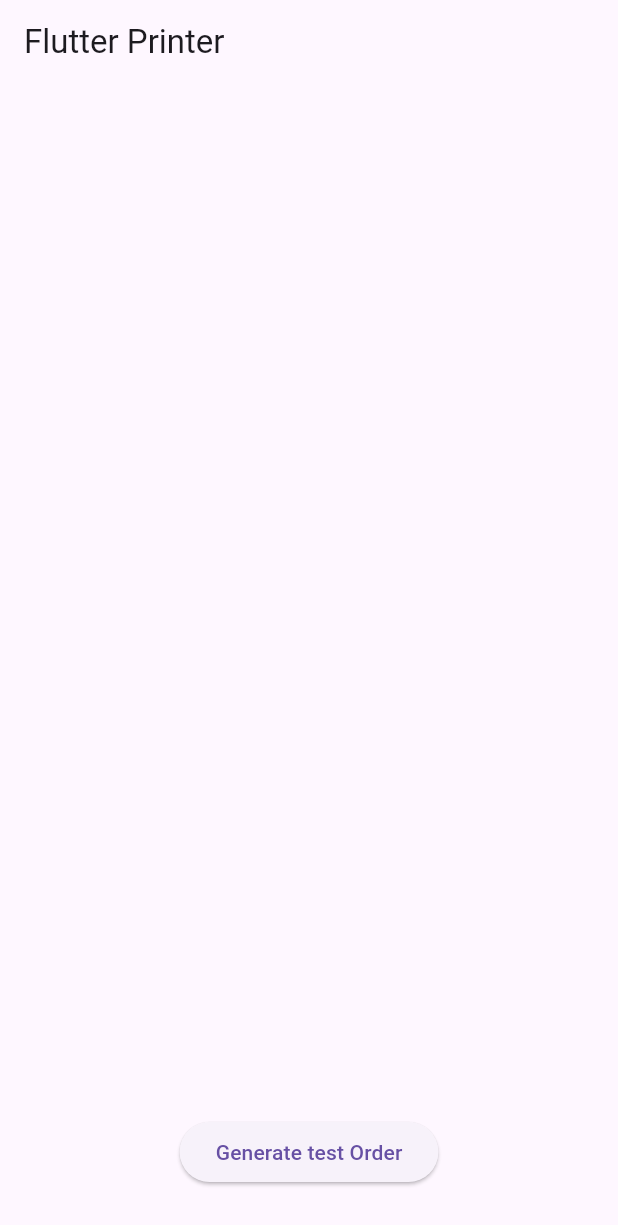
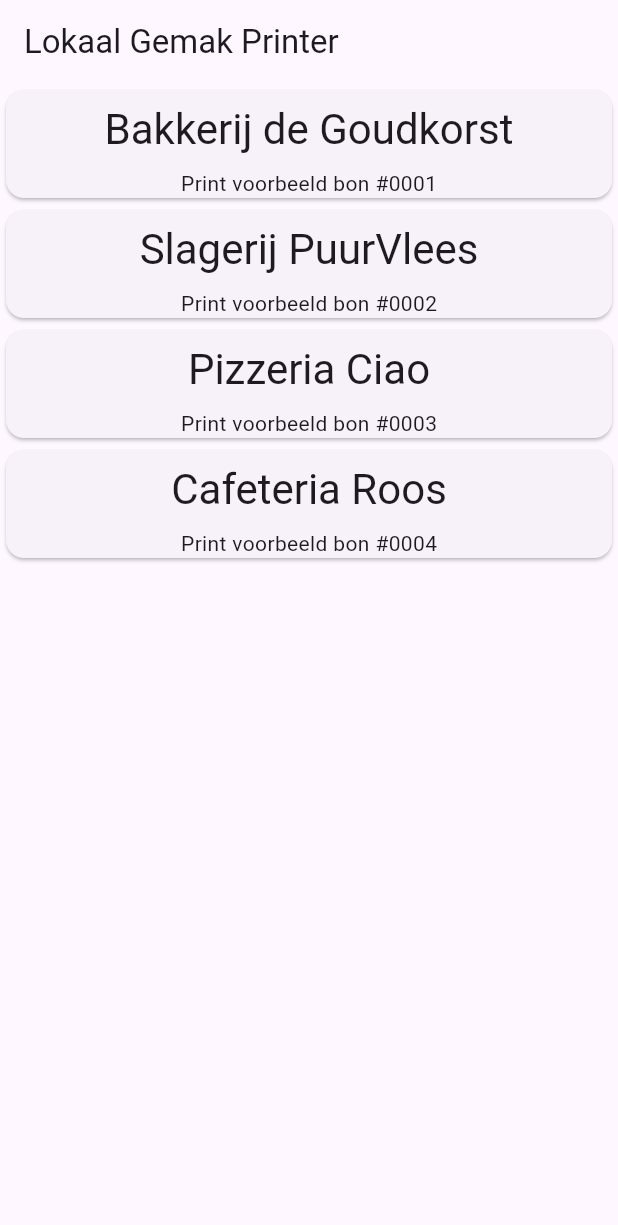
Before and after one commit to Iconica-Development/flutter_thermal_printer, a Flutter app: the screen it shows after launch, on a phone screen of 412 x 824 dp. Shown: the top 1225 px of the screen. Run offline on Flutter 3.47's test engine with Material 3 defaults, Android fonts, the phone set to English and light mode, and no system bars; our stand-ins replace permission_handler; missing offline and left inert: pair.

Commit message:
feat(demo): add demo functionality

```diff
--- a/example/lib/src/models/order_info.dart
+++ b/example/lib/src/models/order_info.dart
@@ -2,6 +2,7 @@ import "package:flutter_thermal_printer_example/src/models/product_info.dart";
 
 class OrderInfo {
   OrderInfo({
+    required this.shopName,
     required this.orderId,
     required this.products,
   }) {
@@ -12,12 +13,14 @@ class OrderInfo {
   }
 
   factory OrderInfo.fromJson(Map<String, dynamic> json) => OrderInfo(
+        shopName: json["shopName"] as String,
         orderId: json["orderId"] as String,
         products: (json["products"] as List)
             .map((e) => ProductInfo.fromJson(e as Map<String, dynamic>))
             .toList(),
       );
 
+  final String shopName;
   final String orderId;
   final List<ProductInfo> products;
   late final double totalAmount;
--- a/example/lib/src/printer_app.dart
+++ b/example/lib/src/printer_app.dart
@@ -8,7 +8,7 @@ class PrinterApp extends StatelessWidget {
   MaterialApp build(BuildContext context) => MaterialApp(
         home: Scaffold(
           appBar: AppBar(
-            title: const Text("Flutter Printer"),
+            title: const Text("Lokaal Gemak Printer"),
           ),
           body: const Homepage(),
         ),
--- a/example/lib/src/services/order_generator.dart
+++ b/example/lib/src/services/order_generator.dart
@@ -1,23 +1,93 @@
-import "dart:math";
-
 import "package:flutter_thermal_printer/flutter_thermal_printer.dart";
 import "package:flutter_thermal_printer_example/src/models/order_info.dart";
 import "package:flutter_thermal_printer_example/src/models/product_info.dart";
 
-/// Generates a random order information.
-///
-/// Returns an [OrderInfo] object containing randomly
-/// generated order information.
-OrderInfo generateRandomOrderInfo() => OrderInfo(
-      orderId: Random().nextInt(1000).toString(),
-      products: List.generate(
-        Random().nextInt(5) + 1,
-        (index) => ProductInfo(
-          name: "Product $index",
-          quantity: Random().nextInt(5) + 1,
-          price: Random().nextDouble() * 100,
+OrderInfo generateBakeryOrder() => OrderInfo(
+      shopName: "Bakkerij de Goudkorst",
+      orderId: "#0001",
+      products: [
+        const ProductInfo(
+          name: "Appelflap",
+          quantity: 2,
+          price: 1.50,
         ),
-      ),
+        const ProductInfo(
+          name: "Krentenbol",
+          quantity: 3,
+          price: 0.75,
+        ),
+        const ProductInfo(
+          name: "Croissant",
+          quantity: 1,
+          price: 1.25,
+        ),
+      ],
+    );
+
+OrderInfo generateButcherOrder() => OrderInfo(
+      shopName: "Slagerij PuurVlees",
+      orderId: "#0002",
+      products: [
+        const ProductInfo(
+          name: "Rundergehakt",
+          quantity: 1,
+          price: 3.50,
+        ),
+        const ProductInfo(
+          name: "Kipfilet",
+          quantity: 2,
+          price: 2.75,
+        ),
+        const ProductInfo(
+          name: "Varkenshaas",
+          quantity: 1,
+          price: 4.25,
+        ),
+      ],
+    );
+
+OrderInfo generatePizzeriaOrder() => OrderInfo(
+      shopName: "Pizzeria Ciao",
+      orderId: "#0003",
+      products: [
+        const ProductInfo(
+          name: "Pizza Margherita",
+          quantity: 1,
+          price: 6.50,
+        ),
+        const ProductInfo(
+          name: "Pizza Pepperoni",
+          quantity: 3,
+          price: 7.25,
+        ),
+        const ProductInfo(
+          name: "Spaghetti Bolognese",
+          quantity: 1,
+          price: 2.99,
+        ),
+      ],
+    );
+
+OrderInfo generateSnackbarOrder() => OrderInfo(
+      shopName: "Cafeteria Roos",
+      orderId: "#0004",
+      products: [
+        const ProductInfo(
+          name: "Frietje met",
+          quantity: 2,
+          price: 2.99,
+        ),
+        const ProductInfo(
+          name: "Kroket",
+          quantity: 3,
+          price: 1.50,
+        ),
+        const ProductInfo(
+          name: "Kaassouffle",
+          quantity: 1,
+          price: 2.25,
+        ),
+      ],
     );
 
 /// Generates a random print job request.
@@ -26,7 +96,7 @@ OrderInfo generateRandomOrderInfo() => OrderInfo(
 /// generated order information.
 PrintJobRequest generatePrintJobRequest(OrderInfo orderInfo) => PrintJobRequest(
       receiptDTO: ReceiptBuilder()
-          .addText("Bedankt voor je bestelling bij Bakkerij de Goudkorst!")
+          .addText("Bedankt voor je bestelling bij ${orderInfo.shopName}!")
           .addSpacing(20)
           .addText("Je bestellingen:")
           .addSpacing(20)
@@ -60,5 +130,6 @@ PrintJobRequest generatePrintJobRequest(OrderInfo orderInfo) => PrintJobRequest(
         // Add any order metadata that you want to use in your own app.
         ..set("OrderInfo", orderInfo)
         ..set("OrderId", orderInfo.orderId)
-        ..set("OrderDate", DateTime.now()),
+        ..set("OrderDate", DateTime.now())
+        ..set("ShopName", orderInfo.shopName),
     );
--- a/example/lib/src/ui/screens/homepage.dart
+++ b/example/lib/src/ui/screens/homepage.dart
@@ -5,7 +5,7 @@ import "package:flutter_thermal_printer/flutter_thermal_printer.dart";
 import "package:flutter_thermal_printer_example/src/services/bluetooth_permission_service.dart";
 import "package:flutter_thermal_printer_example/src/services/order_generator.dart";
 import "package:flutter_thermal_printer_example/src/ui/screens/notification_page.dart";
-import "package:flutter_thermal_printer_example/src/ui/widgets/print_order.dart";
+import "package:flutter_thermal_printer_example/src/ui/widgets/order_card.dart";
 import "package:permission_handler/permission_handler.dart";
 
 class Homepage extends StatefulWidget {
@@ -16,77 +16,81 @@ class Homepage extends StatefulWidget {
 }
 
 class _HomepageState extends State<Homepage> {
-  final ListModel _listNotifier = ListModel();
+  final bakeryOrder = generatePrintJobRequest(generateBakeryOrder());
 
-  var _showBluetoothMessage = false;
+  final butcherOrder = generatePrintJobRequest(generateButcherOrder());
 
-  Future<void> _generateOrder(BuildContext context) async {
-    var result = await requestBluetoothPermission();
+  final pizzeriaOrder = generatePrintJobRequest(generatePizzeriaOrder());
 
-    if (result != PermissionStatus.granted) {
-      setState(() {
-        _showBluetoothMessage = true;
-      });
-      return;
-    }
+  final snackbarOrder = generatePrintJobRequest(generateSnackbarOrder());
 
-    var orderInfo = generateRandomOrderInfo();
-    var randomOrder = generatePrintJobRequest(orderInfo);
-
-    _listNotifier.add(await Printer.instance.executePrint(randomOrder));
-  }
+  var _isPrinting = true;
 
   @override
   Widget build(BuildContext context) {
-    WidgetsBinding.instance.addPostFrameCallback((_) async {
+    Future.microtask(() async {
       var result = await requestBluetoothPermission();
 
       if (result.isGranted) {
         await Future.delayed(const Duration(seconds: 1));
-        unawaited(Printer.instance.getPrinter());
+        await Printer.instance.getPrinter();
       }
+
+      setState(() {
+        _isPrinting = false;
+      });
     });
 
+    Future<void> _buildReceipt(PrintJobRequest printJobRequest) async {
+      setState(() {
+        _isPrinting = true;
+      });
+      await Future.delayed(const Duration(seconds: 1));
+      await Printer.instance.executePrint(bakeryOrder);
+      await Future.delayed(const Duration(seconds: 10));
+      setState(() {
+        _isPrinting = false;
+      });
+    }
+
     return Center(
-      child: Column(
+      child: _isPrinting
+          ? Container(
+              width: 24,
+              height: 24,
+              padding: const EdgeInsets.all(2.0),
+              child: const CircularProgressIndicator(
+                color: Colors.black,
+                strokeWidth: 3,
+              ),
+            )
+          : Column(
               children: [
-          Expanded(
-            child: ListenableBuilder(
-              listenable: _listNotifier,
-              builder: (BuildContext context, Widget? child) {
-                var results = _listNotifier.items;
-
-                return ListView.builder(
-                  itemCount: results.length,
-                  itemBuilder: (context, index) {
-                    results.sort(
-                      (a, b) => (a.orderMetadata.get("OrderDate") as DateTime)
-                          .compareTo(
-                        b.orderMetadata.get("OrderDate") as DateTime,
+                InkWell(
+                  onTap: () async {
+                    await _buildReceipt(bakeryOrder);
+                  },
+                  child: OrderCard(order: bakeryOrder),
                 ),
-                    );
-                    return PrintOrder(order: results[index]);
+                InkWell(
+                  onTap: () async {
+                    await _buildReceipt(butcherOrder);
                   },
-                );
+                  child: OrderCard(order: butcherOrder),
+                ),
+                InkWell(
+                  onTap: () async {
+                    await _buildReceipt(pizzeriaOrder);
                   },
+                  child: OrderCard(order: pizzeriaOrder),
                 ),
-          ),
-          Padding(
-            padding: const EdgeInsets.only(bottom: 32.0, top: 12),
-            child: ElevatedButton(
-              onPressed: () {
-                unawaited(_generateOrder(context));
+                InkWell(
+                  onTap: () async {
+                    await _buildReceipt(snackbarOrder);
                   },
-              child: const Text("Generate test Order"),
-            ),
+                  child: OrderCard(order: snackbarOrder),
                 ),
                 const NotificationPage(),
-          if (_showBluetoothMessage)
-            const Text(
-              """
-Please enable Bluetooth and Location permissions to use the printer""",
-              style: TextStyle(color: Colors.red),
-            ),
               ],
             ),
     );
--- /dev/null
+++ b/example/lib/src/ui/widgets/order_card.dart
@@ -0,0 +1,30 @@
+import "package:flutter/material.dart";
+import "package:flutter_thermal_printer/flutter_thermal_printer.dart";
+
+class OrderCard extends StatelessWidget {
+  const OrderCard({
+    required this.order,
+    super.key,
+  });
+
+  final PrintJobRequest order;
+
+  @override
+  Widget build(BuildContext context) => SizedBox(
+        width: double.infinity,
+        child: Card(
+          child: Column(
+            children: [
+              Padding(
+                padding: const EdgeInsets.all(8.0),
+                child: Text(
+                  order.orderMetadata.get("ShopName"),
+                  style: Theme.of(context).textTheme.headlineMedium,
+                ),
+              ),
+              Text("Print voorbeeld bon ${order.orderMetadata.get("OrderId")}"),
+            ],
+          ),
+        ),
+      );
+}
--- a/example/lib/src/ui/widgets/pop_up_dialog.dart
+++ b/example/lib/src/ui/widgets/pop_up_dialog.dart
@@ -20,7 +20,7 @@ class PopUpDialog extends StatelessWidget {
         content: Text(message),
         actions: [
           TextButton(
-            onPressed: () async {
+            onPressed: () {
               unawaited(Printer.instance.getStatus());
             },
             child: const Text("Scan again"),
--- a/example/lib/src/ui/widgets/print_order.dart
+++ /dev/null
@@ -1,124 +0,0 @@
-import "package:flutter/material.dart";
-import "package:flutter_thermal_printer/flutter_thermal_printer.dart";
-import "package:flutter_thermal_printer_example/src/models/order_info.dart";
-import "package:flutter_thermal_printer_example/src/models/product_info.dart";
-import "package:flutter_thermal_printer_example/src/services/datetime_formatter.dart";
-
-class PrintOrder extends StatelessWidget {
-  const PrintOrder({
-    required this.order,
-    super.key,
-  });
-
-  final PrintJobResult order;
-
-  @override
-  Widget build(BuildContext context) => Center(
-        child: GestureDetector(
-          onTap: () async {
-            await Navigator.of(context).push(
-              MaterialPageRoute<void>(
-                builder: (context) => _OrderDetailPage(order: order),
-              ),
-            );
-          },
-          child: _OrderCard(order: order),
-        ),
-      );
-}
-
-String _getOrderDate(DateTime date) => date.day == DateTime.now().day
-    ? "Today at ${formatHourMinute(date)}"
-    : "${formatDayMonthYear(date)} at ${formatHourMinute(date)}";
-
-String _getOrderStatus(PrintJobResult order) =>
-    order.orderPrintInfo.status.name;
-
-class _OrderCard extends StatelessWidget {
-  const _OrderCard({
-    required this.order,
-  });
-
-  final PrintJobResult order;
-
-  @override
-  Widget build(BuildContext context) => SizedBox(
-        width: double.infinity,
-        child: Card(
-          child: Column(
-            children: [
-              Padding(
-                padding: const EdgeInsets.all(8.0),
-                child: Text(
-                  "Order: ${order.orderMetadata.get("OrderId")}",
-                  style: Theme.of(context).textTheme.headlineMedium,
-                ),
-              ),
-              Text(
-                """
-Order Date: ${_getOrderDate(order.orderMetadata.get("OrderDate"))}""",
-              ),
-              Text(
-                "Status: ${_getOrderStatus(order)}",
-              ),
-            ],
-          ),
-        ),
-      );
-}
-
-class _OrderDetailPage extends StatelessWidget {
-  const _OrderDetailPage({
-    required this.order,
-  });
-
-  final PrintJobResult order;
-
-  String _getOrderQuantityAndName(ProductInfo item) =>
-      "${item.quantity}x ${item.name}";
-
-  String _getOrderTotal(ProductInfo item) =>
-      "@ ${item.roundedProductPrice} = ${item.roundedTotal}";
-
-  @override
-  Widget build(BuildContext context) => Scaffold(
-        appBar: AppBar(
-          title: Text("Order: ${order.orderMetadata.get("OrderId")}"),
-        ),
-        body: SizedBox(
-          child: Center(
-            child: Column(
-              children: [
-                Text(
-                  """
-Order Date: ${_getOrderDate(order.orderMetadata.get("OrderDate"))}""",
-                  style: Theme.of(context).textTheme.titleMedium,
-                ),
-                Text(
-                  "Status: ${_getOrderStatus(order)}",
-                  style: Theme.of(context).textTheme.titleMedium,
-                ),
-                const SizedBox(height: 16.0),
-                Text(
-                  "Products:",
-                  style: Theme.of(context).textTheme.titleMedium,
-                ),
-                for (var item
-                    in (order.orderMetadata.get("OrderInfo") as OrderInfo)
-                        .products)
-                  Text(
-                    "${_getOrderQuantityAndName(item)} ${_getOrderTotal(item)}",
-                  ),
-                const SizedBox(height: 16.0),
-                Text(
-                  """
-Total:
-${(order.orderMetadata.get("OrderInfo") as OrderInfo).roundedTotalAmount}""",
-                  style: Theme.of(context).textTheme.titleMedium,
-                ),
-              ],
-            ),
-          ),
-        ),
-      );
-}
--- a/lib/src/printer.dart
+++ b/lib/src/printer.dart
@@ -63,6 +63,6 @@ class Printer {
   /// call this method if the order failed to print. However, if you want to
   /// give the user the option to retry printing the order, you can use this
   /// method.
-  PrintJobResult retryPrint(PrintJobResult request) =>
+  Future<PrintJobResult> retryPrint(PrintJobResult request) async =>
       throw UnimplementedError("retryPrint() has not been implemented.");
 }
--- a/lib/src/printer_impl.dart
+++ b/lib/src/printer_impl.dart
@@ -78,6 +78,6 @@ class PrinterImpl extends Printer {
   /// give the user the option to retry printing the order, you can use this
   /// method.
   @override
-  PrintJobResult retryPrint(PrintJobResult request) =>
+  Future<PrintJobResult> retryPrint(PrintJobResult request) async =>
       _printerService.retryPrintRequest(request);
 }
--- a/lib/src/services/printer_service.dart
+++ b/lib/src/services/printer_service.dart
@@ -19,7 +19,9 @@ class PrinterService {
     return printJobResult;
   }
 
-  PrintJobResult retryPrintRequest(PrintJobResult printJobResult) {
+  Future<PrintJobResult> retryPrintRequest(
+    PrintJobResult printJobResult,
+  ) async {
     _addQueue(printJobResult);
     unawaited(_processQueue());
     return printJobResult;
```
Also changed, not shown: example/lib/src/services/datetime_formatter.dart (deleted, +0 -39 lines), example/pubspec.yaml (+8 -0 lines), example/assets/icon/Logo.png (added), 35 other files. Lines whose indentation alone changed are shown as unchanged.
